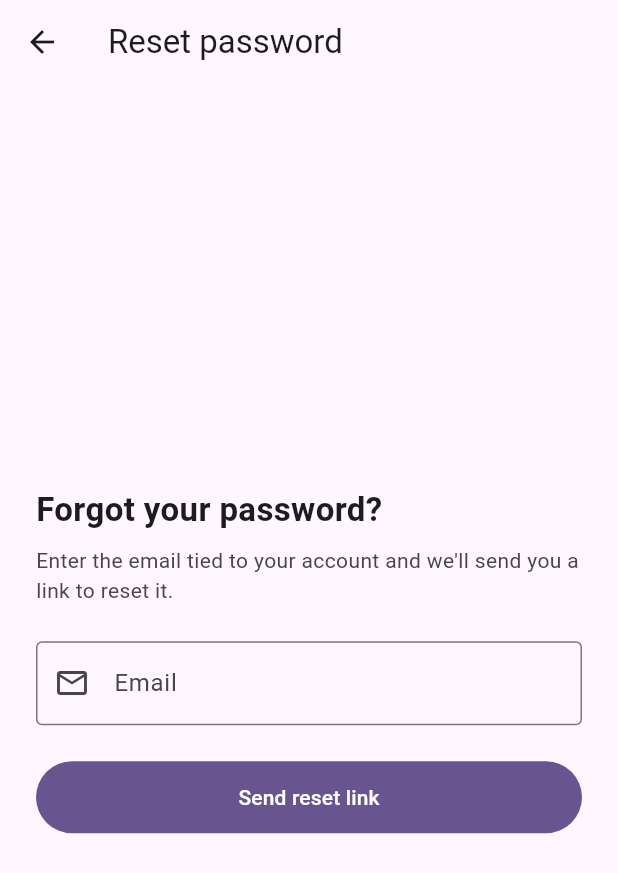
After one commit to speanmeas/client, a Flutter app: the SignUp screen opened by its route, after a tap on "Sign up", after a tap on "Sign in", after a tap on "Forgot password?", on a phone screen of 412 x 824 dp. The commit adds this screen. Shown: the top 873 px of the screen. Run offline on Flutter 3.47's test engine with Material 3 defaults, Android fonts, the phone set to English and light mode, and no system bars; our stand-ins replace dio, package_info_plus.

Commit message:
adding the pages for previewing

```diff
--- /dev/null
+++ b/lib/page/forgot_password/forgot_password.dart
@@ -0,0 +1,133 @@
+import 'package:flutter/material.dart';
+
+class ForgotPassword extends StatefulWidget {
+  const ForgotPassword({super.key});
+
+  @override
+  State<ForgotPassword> createState() => _ForgotPasswordState();
+}
+
+class _ForgotPasswordState extends State<ForgotPassword> {
+  final _formKey = GlobalKey<FormState>();
+  final _emailController = TextEditingController();
+
+  final bool _isLoading = false;
+  final bool _emailSent = false;
+
+  @override
+  void dispose() {
+    _emailController.dispose();
+    super.dispose();
+  }
+
+  void _submit() {
+    if (_formKey.currentState!.validate()) {
+      print("Sending reset link to ${_emailController.text.trim()}");
+    }
+  }
+
+  @override
+  Widget build(BuildContext context) {
+    return Scaffold(
+      appBar: AppBar(title: const Text('Reset password')),
+      body: SafeArea(
+        child: Center(
+          child: ConstrainedBox(
+            constraints: const BoxConstraints(maxWidth: 420),
+            child: SingleChildScrollView(
+              padding: const EdgeInsets.all(24),
+              child: _emailSent ? _buildConfirmation() : _buildForm(),
+            ),
+          ),
+        ),
+      ),
+    );
+  }
+
+  Widget _buildForm() {
+    final colorScheme = Theme.of(context).colorScheme;
+
+    return Form(
+      key: _formKey,
+      child: Column(
+        crossAxisAlignment: CrossAxisAlignment.stretch,
+        children: [
+          const Text(
+            'Forgot your password?',
+            style: TextStyle(fontSize: 22, fontWeight: FontWeight.w600),
+          ),
+          const SizedBox(height: 8),
+          Text(
+            "Enter the email tied to your account and we'll send you a link to reset it.",
+            style: TextStyle(color: colorScheme.onSurfaceVariant),
+          ),
+          const SizedBox(height: 24),
+          TextFormField(
+            controller: _emailController,
+            keyboardType: TextInputType.emailAddress,
+            decoration: const InputDecoration(
+              labelText: 'Email',
+              prefixIcon: Icon(Icons.email_outlined),
+              border: OutlineInputBorder(),
+            ),
+            validator: (value) {
+              if (value == null || value.trim().isEmpty) {
+                return 'Enter your email';
+              }
+              final emailRegex = RegExp(r'^[^@\s]+@[^@\s]+\.[^@\s]+$');
+              if (!emailRegex.hasMatch(value.trim())) {
+                return 'Enter a valid email';
+              }
+              return null;
+            },
+            onFieldSubmitted: (_) => _submit(),
+          ),
+          const SizedBox(height: 24),
+          FilledButton(
+            onPressed: _isLoading ? null : _submit,
+            style: FilledButton.styleFrom(
+              minimumSize: const Size.fromHeight(48),
+            ),
+            child: _isLoading
+                ? const SizedBox(
+                    height: 20,
+                    width: 20,
+                    child: CircularProgressIndicator(strokeWidth: 2),
+                  )
+                : const Text('Send reset link'),
+          ),
+        ],
+      ),
+    );
+  }
+
+  Widget _buildConfirmation() {
+    final colorScheme = Theme.of(context).colorScheme;
+
+    return Column(
+      children: [
+        const Icon(
+          Icons.mark_email_read_outlined,
+          size: 56,
+          color: Colors.green,
+        ),
+        const SizedBox(height: 16),
+        const Text(
+          'Check your inbox',
+          style: TextStyle(fontSize: 20, fontWeight: FontWeight.w600),
+        ),
+        const SizedBox(height: 8),
+        Text(
+          'A reset link was sent to ${_emailController.text.trim()}.',
+          textAlign: TextAlign.center,
+          style: TextStyle(color: colorScheme.onSurfaceVariant),
+        ),
+        const SizedBox(height: 24),
+        OutlinedButton(
+          onPressed: () => Navigator.of(context).pop(),
+          child: const Text('Back to sign in'),
+        ),
+      ],
+    );
+  }
+}
--- /dev/null
+++ b/lib/page/sign_in/signin.dart
@@ -0,0 +1,160 @@
+import 'package:flutter/material.dart';
+
+class SignIn extends StatefulWidget {
+  const SignIn({super.key});
+
+  @override
+  State<SignIn> createState() => _SignInState();
+}
+
+class _SignInState extends State<SignIn> {
+  final _formKey = GlobalKey<FormState>();
+  final _emailFocusNode = FocusNode();
+  final _passwordFocusNode = FocusNode();
+  final _emailController = TextEditingController();
+  final _passwordController = TextEditingController();
+
+  bool _obscurePassword = true;
+
+  @override
+  void dispose() {
+    _emailFocusNode.dispose();
+    _passwordFocusNode.dispose();
+    _emailController.dispose();
+    _passwordController.dispose();
+    super.dispose();
+  }
+
+  void _submit() {
+    if (_formKey.currentState!.validate()) {
+      print('Email: ${_emailController.text}');
+      print('Password: ${_passwordController.text}');
+    }
+  }
+
+  void _focusNextField(FocusNode nextFocusNode) {
+    FocusScope.of(context).requestFocus(nextFocusNode);
+  }
+
+  @override
+  Widget build(BuildContext context) {
+    return Scaffold(
+      appBar: AppBar(title: const Text('Sign in')),
+      body: SafeArea(
+        child: Center(
+          child: ConstrainedBox(
+            constraints: const BoxConstraints(maxWidth: 420),
+            child: SingleChildScrollView(
+              padding: const EdgeInsets.all(24),
+              child: Form(
+                key: _formKey,
+                child: Column(
+                  crossAxisAlignment: CrossAxisAlignment.stretch,
+                  children: [
+                    const Text(
+                      'Welcome back',
+                      style: TextStyle(
+                        fontSize: 22,
+                        fontWeight: FontWeight.w600,
+                      ),
+                    ),
+                    const SizedBox(height: 24),
+                    TextFormField(
+                      controller: _emailController,
+                      keyboardType: TextInputType.emailAddress,
+                      textInputAction: TextInputAction.next,
+                      decoration: const InputDecoration(
+                        labelText: 'Email',
+                        prefixIcon: Icon(Icons.email_outlined),
+                        border: OutlineInputBorder(),
+                      ),
+                      validator: (value) {
+                        if (value == null || value.trim().isEmpty) {
+                          return 'Enter your email';
+                        }
+                        return null;
+                      },
+                      focusNode: _emailFocusNode,
+                      onFieldSubmitted: (_) =>
+                          _focusNextField(_passwordFocusNode),
+                    ),
+                    const SizedBox(height: 16),
+                    TextFormField(
+                      controller: _passwordController,
+                      obscureText: _obscurePassword,
+                      textInputAction: TextInputAction.done,
+                      decoration: InputDecoration(
+                        labelText: 'Password',
+                        prefixIcon: const Icon(Icons.lock_outline),
+                        border: const OutlineInputBorder(),
+                        suffixIcon: IconButton(
+                          icon: Icon(
+                            _obscurePassword
+                                ? Icons.visibility_outlined
+                                : Icons.visibility_off_outlined,
+                          ),
+                          onPressed: () => setState(
+                            () => _obscurePassword = !_obscurePassword,
+                          ),
+                        ),
+                      ),
+                      validator: (value) {
+                        if (value == null || value.isEmpty) {
+                          return 'Enter your password';
+                        }
+                        return null;
+                      },
+                      onFieldSubmitted: (_) => _submit(),
+                    ),
+                    Align(
+                      alignment: Alignment.centerRight,
+                      child: TextButton(
+                        onPressed: () =>
+                            Navigator.of(context).pushNamed('/forgot-password'),
+                        child: const Text('Forgot password?'),
+                      ),
+                    ),
+                    const SizedBox(height: 8),
+                    FilledButton(
+                      onPressed: _submit,
+                      style: FilledButton.styleFrom(
+                        minimumSize: const Size.fromHeight(48),
+                      ),
+                      child: const Text('Sign in'),
+                    ),
+                    const SizedBox(height: 16),
+                    Row(
+                      children: const [
+                        Expanded(child: Divider()),
+                        Padding(
+                          padding: EdgeInsets.symmetric(horizontal: 8),
+                          child: Text('or'),
+                        ),
+                        Expanded(child: Divider()),
+                      ],
+                    ),
+                    const SizedBox(height: 16),
+
+                    const SizedBox(height: 24),
+                    Row(
+                      mainAxisAlignment: MainAxisAlignment.center,
+                      children: [
+                        const Text("Don't have an account?"),
+                        TextButton(
+                          onPressed: () => Navigator.of(
+                            context,
+                          ).pushReplacementNamed('/signup'),
+                          child: const Text('Sign up'),
+                        ),
+                      ],
+                    ),
+                  ],
+                ),
+              ),
+            ),
+          ),
+        ),
+      ),
+    );
+  }
+}
--- /dev/null
+++ b/lib/page/sign_up/signup.dart
@@ -0,0 +1,226 @@
+import 'package:flutter/material.dart';
+
+class SignUp extends StatefulWidget {
+  const SignUp({super.key});
+
+  @override
+  State<SignUp> createState() => _SignUpState();
+}
+
+class _SignUpState extends State<SignUp> {
+  final _formKey = GlobalKey<FormState>();
+  final _nameFocusNode = FocusNode();
+  final _emailFocusNode = FocusNode();
+  final _passwordFocusNode = FocusNode();
+  final _confirmFocusNode = FocusNode();
+  final _nameController = TextEditingController();
+  final _emailController = TextEditingController();
+  final _passwordController = TextEditingController();
+  final _confirmController = TextEditingController();
+
+  bool _obscurePassword = true;
+  bool _isLoading = false;
+
+  @override
+  void dispose() {
+    _nameFocusNode.dispose();
+    _emailFocusNode.dispose();
+    _passwordFocusNode.dispose();
+    _confirmFocusNode.dispose();
+    _nameController.dispose();
+    _emailController.dispose();
+    _passwordController.dispose();
+    _confirmController.dispose();
+    super.dispose();
+  }
+
+  void _submit() {
+    if (_formKey.currentState!.validate()) {
+      setState(() => _isLoading = true);
+
+      // Simulate API call
+      Future.delayed(const Duration(seconds: 2), () {
+        if (!mounted) {
+          return;
+        }
+
+        setState(() => _isLoading = false);
+
+        ScaffoldMessenger.of(
+          context,
+        ).showSnackBar(const SnackBar(content: Text('Account created!')));
+      });
+    }
+  }
+
+  void _focusNextField(FocusNode nextFocusNode) {
+    FocusScope.of(context).requestFocus(nextFocusNode);
+  }
+
+  @override
+  Widget build(BuildContext context) {
+    return Scaffold(
+      appBar: AppBar(title: const Text('Create account')),
+      body: SafeArea(
+        child: Center(
+          child: ConstrainedBox(
+            constraints: const BoxConstraints(maxWidth: 420),
+            child: SingleChildScrollView(
+              padding: const EdgeInsets.all(24),
+              child: Form(
+                key: _formKey,
+                child: Column(
+                  crossAxisAlignment: CrossAxisAlignment.stretch,
+                  children: [
+                    const Text(
+                      'Please fill in your information',
+                      style: TextStyle(
+                        fontSize: 22,
+                        fontWeight: FontWeight.w600,
+                      ),
+                    ),
+                    const SizedBox(height: 24),
+                    TextFormField(
+                      focusNode: _nameFocusNode,
+                      controller: _nameController,
+                      textInputAction: TextInputAction.next,
+                      decoration: const InputDecoration(
+                        labelText: 'Full name',
+                        prefixIcon: Icon(Icons.person_outline),
+                        border: OutlineInputBorder(),
+                      ),
+                      validator: (value) {
+                        if (value == null || value.trim().isEmpty) {
+                          return 'Enter your full name';
+                        }
+                        return null;
+                      },
+                      onFieldSubmitted: (_) => _focusNextField(_emailFocusNode),
+                    ),
+                    const SizedBox(height: 16),
+                    TextFormField(
+                      focusNode: _emailFocusNode,
+                      controller: _emailController,
+                      keyboardType: TextInputType.emailAddress,
+                      textInputAction: TextInputAction.next,
+                      decoration: const InputDecoration(
+                        labelText: 'Email',
+                        prefixIcon: Icon(Icons.email_outlined),
+                        border: OutlineInputBorder(),
+                      ),
+                      validator: (value) {
+                        if (value == null || value.trim().isEmpty) {
+                          return 'Enter your email';
+                        }
+                        final emailRegex = RegExp(
+                          r'^[^@\s]+@[^@\s]+\.[^@\s]+$',
+                        );
+                        if (!emailRegex.hasMatch(value.trim())) {
+                          return 'Enter a valid email';
+                        }
+                        return null;
+                      },
+                      onFieldSubmitted: (_) =>
+                          _focusNextField(_passwordFocusNode),
+                    ),
+                    const SizedBox(height: 16),
+                    TextFormField(
+                      focusNode: _passwordFocusNode,
+                      controller: _passwordController,
+                      obscureText: _obscurePassword,
+                      textInputAction: TextInputAction.next,
+                      decoration: InputDecoration(
+                        labelText: 'Password',
+                        prefixIcon: const Icon(Icons.lock_outline),
+                        border: const OutlineInputBorder(),
+                        suffixIcon: IconButton(
+                          icon: Icon(
+                            _obscurePassword
+                                ? Icons.visibility_outlined
+                                : Icons.visibility_off_outlined,
+                          ),
+                          onPressed: () => setState(
+                            () => _obscurePassword = !_obscurePassword,
+                          ),
+                        ),
+                      ),
+                      validator: (value) {
+                        if (value == null || value.length < 8) {
+                          return 'Password must be at least 8 characters';
+                        }
+                        return null;
+                      },
+                      onFieldSubmitted: (_) =>
+                          _focusNextField(_confirmFocusNode),
+                    ),
+                    const SizedBox(height: 16),
+                    TextFormField(
+                      focusNode: _confirmFocusNode,
+                      controller: _confirmController,
+                      obscureText: true,
+                      textInputAction: TextInputAction.done,
+                      decoration: InputDecoration(
+                        labelText: 'Confirm password',
+                        prefixIcon: const Icon(Icons.lock_outline),
+                        border: const OutlineInputBorder(),
+                      ),
+                      validator: (value) {
+                        if (value == null || value.isEmpty) {
+                          return 'Confirm your password';
+                        }
+                        if (value != _passwordController.text) {
+                          return 'Passwords do not match';
+                        }
+                        return null;
+                      },
+                      onFieldSubmitted: (_) => _submit(),
+                    ),
+                    const SizedBox(height: 24),
+                    FilledButton(
+                      onPressed: _isLoading ? null : _submit,
+                      style: FilledButton.styleFrom(
+                        minimumSize: const Size.fromHeight(48),
+                      ),
+                      child: _isLoading
+                          ? const SizedBox(
+                              height: 20,
+                              width: 20,
+                              child: CircularProgressIndicator(strokeWidth: 2),
+                            )
+                          : const Text('Sign up'),
+                    ),
+                    const SizedBox(height: 16),
+                    Row(
+                      children: const [
+                        Expanded(child: Divider()),
+                        Padding(
+                          padding: EdgeInsets.symmetric(horizontal: 8),
+                          child: Text('or'),
+                        ),
+                        Expanded(child: Divider()),
+                      ],
+                    ),
+
+                    const SizedBox(height: 16),
+                    Row(
+                      mainAxisAlignment: MainAxisAlignment.center,
+                      children: [
+                        const Text('Already have an account?'),
+                        TextButton(
+                          onPressed: () => Navigator.of(
+                            context,
+                          ).pushReplacementNamed('/signin'),
+                          child: const Text('Sign in'),
+                        ),
+                      ],
+                    ),
+                  ],
+                ),
+              ),
+            ),
+          ),
+        ),
+      ),
+    );
+  }
+}
```
Also changed, not shown: lib/Main.dart (+63 -1 lines), lib/page/application/application.dart (added, +38 -0 lines).
